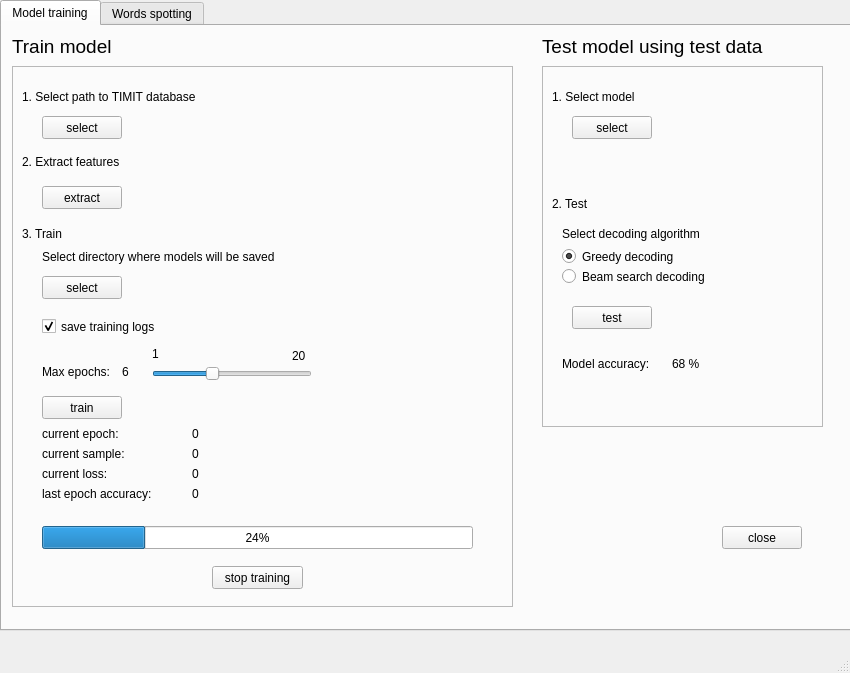
First picture: the form in app/views/main_window.ui, repository michaldudzisz/CTC-speech-recognition, before the edit.
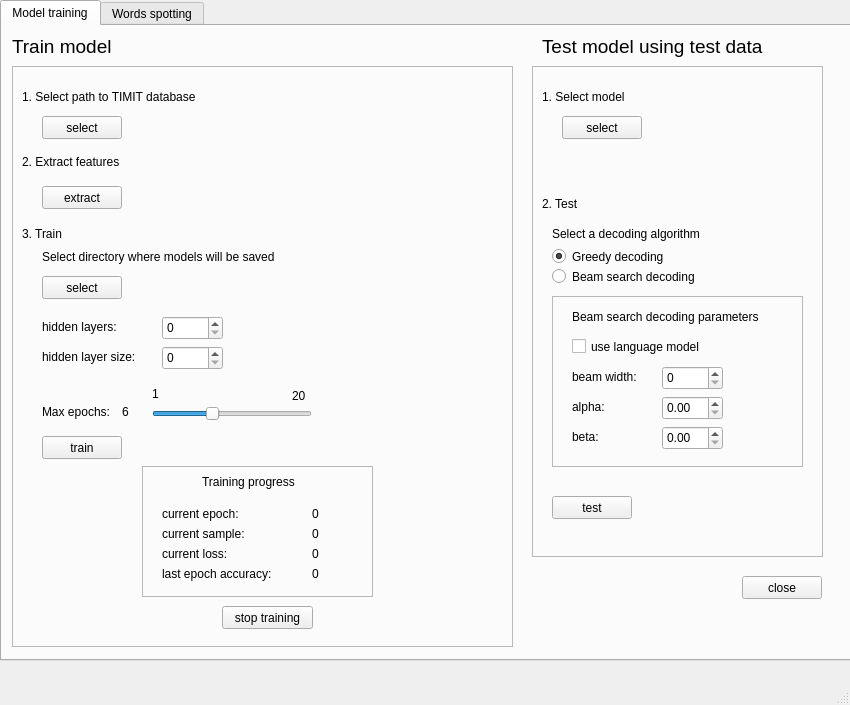
Second picture: the form after the edit. The open tabs and pages were chosen to show the change.

```diff
--- a/app/views/main_window.ui
+++ b/app/views/main_window.ui
@@ -7,7 +7,7 @@
     <x>0</x>
     <y>0</y>
     <width>850</width>
-    <height>673</height>
+    <height>705</height>
    </rect>
   </property>
   <property name="windowTitle">
@@ -29,9 +29,12 @@
       <x>0</x>
       <y>0</y>
       <width>851</width>
-      <height>631</height>
+      <height>661</height>
      </rect>
     </property>
+    <property name="autoFillBackground">
+     <bool>true</bool>
+    </property>
     <property name="currentIndex">
      <number>1</number>
     </property>
@@ -63,7 +66,7 @@
         <x>10</x>
         <y>40</y>
         <width>501</width>
-        <height>541</height>
+        <height>581</height>
        </rect>
       </property>
       <property name="frameShape">
@@ -141,7 +144,7 @@
        <property name="geometry">
         <rect>
          <x>30</x>
-         <y>330</y>
+         <y>370</y>
          <width>80</width>
          <height>23</height>
         </rect>
@@ -202,66 +205,11 @@
         <string/>
        </property>
       </widget>
-      <widget class="QCheckBox" name="checkBox">
-       <property name="geometry">
-        <rect>
-         <x>30</x>
-         <y>250</y>
-         <width>151</width>
-         <height>21</height>
-        </rect>
-       </property>
-       <property name="text">
-        <string>save training logs</string>
-       </property>
-       <property name="checked">
-        <bool>true</bool>
-       </property>
-      </widget>
-      <widget class="QLabel" name="label_11">
-       <property name="geometry">
-        <rect>
-         <x>30</x>
-         <y>360</y>
-         <width>111</width>
-         <height>16</height>
-        </rect>
-       </property>
-       <property name="text">
-        <string>current epoch:</string>
-       </property>
-      </widget>
-      <widget class="QLabel" name="label_12">
-       <property name="geometry">
-        <rect>
-         <x>30</x>
-         <y>380</y>
-         <width>121</width>
-         <height>16</height>
-        </rect>
-       </property>
-       <property name="text">
-        <string>current sample: </string>
-       </property>
-      </widget>
-      <widget class="QLabel" name="label_13">
-       <property name="geometry">
-        <rect>
-         <x>30</x>
-         <y>400</y>
-         <width>131</width>
-         <height>16</height>
-        </rect>
-       </property>
-       <property name="text">
-        <string>current loss: </string>
-       </property>
-      </widget>
       <widget class="QPushButton" name="stopTrainingButton">
        <property name="geometry">
         <rect>
-         <x>200</x>
-         <y>500</y>
+         <x>210</x>
+         <y>540</y>
          <width>91</width>
          <height>23</height>
         </rect>
@@ -270,24 +218,11 @@
         <string>stop training</string>
        </property>
       </widget>
-      <widget class="QProgressBar" name="progressBar">
-       <property name="geometry">
-        <rect>
-         <x>30</x>
-         <y>460</y>
-         <width>431</width>
-         <height>23</height>
-        </rect>
-       </property>
-       <property name="value">
-        <number>24</number>
-       </property>
-      </widget>
       <widget class="QSlider" name="maxEpochsSlider">
        <property name="geometry">
         <rect>
          <x>140</x>
-         <y>300</y>
+         <y>340</y>
          <width>160</width>
          <height>16</height>
         </rect>
@@ -315,7 +250,7 @@
        <property name="geometry">
         <rect>
          <x>30</x>
-         <y>296</y>
+         <y>336</y>
          <width>81</width>
          <height>20</height>
         </rect>
@@ -341,7 +276,7 @@
        <property name="geometry">
         <rect>
          <x>140</x>
-         <y>280</y>
+         <y>320</y>
          <width>21</width>
          <height>16</height>
         </rect>
@@ -354,7 +289,7 @@
        <property name="geometry">
         <rect>
          <x>280</x>
-         <y>280</y>
+         <y>320</y>
          <width>59</width>
          <height>20</height>
         </rect>
@@ -363,24 +298,11 @@
         <string>20</string>
        </property>
       </widget>
-      <widget class="QLabel" name="label_41">
-       <property name="geometry">
-        <rect>
-         <x>30</x>
-         <y>420</y>
-         <width>131</width>
-         <height>16</height>
-        </rect>
-       </property>
-       <property name="text">
-        <string>last epoch accuracy:  </string>
-       </property>
-      </widget>
       <widget class="QLabel" name="maxEpochsLabel">
        <property name="geometry">
         <rect>
          <x>110</x>
-         <y>296</y>
+         <y>336</y>
          <width>21</width>
          <height>20</height>
         </rect>
@@ -389,57 +311,187 @@
         <string>6</string>
        </property>
       </widget>
-      <widget class="QLabel" name="currentEpochLabel">
+      <widget class="QLabel" name="label_24">
        <property name="geometry">
         <rect>
-         <x>180</x>
-         <y>360</y>
-         <width>51</width>
-         <height>16</height>
+         <x>30</x>
+         <y>280</y>
+         <width>121</width>
+         <height>21</height>
         </rect>
        </property>
        <property name="text">
-        <string>0</string>
+        <string>hidden layer size:</string>
        </property>
       </widget>
-      <widget class="QLabel" name="currentSampleLabel">
+      <widget class="QLabel" name="label_25">
        <property name="geometry">
         <rect>
-         <x>180</x>
-         <y>380</y>
-         <width>51</width>
-         <height>16</height>
+         <x>30</x>
+         <y>250</y>
+         <width>91</width>
+         <height>21</height>
         </rect>
        </property>
        <property name="text">
-        <string>0</string>
+        <string>hidden layers:</string>
        </property>
       </widget>
-      <widget class="QLabel" name="lastEpochAccuracyLabel">
+      <widget class="QSpinBox" name="hiddenLayersSpin">
        <property name="geometry">
         <rect>
-         <x>180</x>
-         <y>420</y>
-         <width>51</width>
-         <height>16</height>
+         <x>150</x>
+         <y>250</y>
+         <width>61</width>
+         <height>24</height>
         </rect>
        </property>
-       <property name="text">
-        <string>0</string>
+      </widget>
+      <widget class="QSpinBox" name="hiddenLayerSizeSpin">
+       <property name="geometry">
+        <rect>
+         <x>150</x>
+         <y>280</y>
+         <width>61</width>
+         <height>24</height>
+        </rect>
        </property>
+       <property name="maximum">
+        <number>2048</number>
+       </property>
       </widget>
-      <widget class="QLabel" name="currentLossLabel">
+      <widget class="QFrame" name="frame_6">
        <property name="geometry">
         <rect>
-         <x>180</x>
+         <x>130</x>
          <y>400</y>
-         <width>51</width>
-         <height>16</height>
+         <width>231</width>
+         <height>131</height>
         </rect>
        </property>
-       <property name="text">
-        <string>0</string>
+       <property name="frameShape">
+        <enum>QFrame::StyledPanel</enum>
        </property>
+       <property name="frameShadow">
+        <enum>QFrame::Raised</enum>
+       </property>
+       <widget class="QLabel" name="currentLossLabel">
+        <property name="geometry">
+         <rect>
+          <x>170</x>
+          <y>80</y>
+          <width>51</width>
+          <height>16</height>
+         </rect>
+        </property>
+        <property name="text">
+         <string>0</string>
+        </property>
+       </widget>
+       <widget class="QLabel" name="label_12">
+        <property name="geometry">
+         <rect>
+          <x>20</x>
+          <y>60</y>
+          <width>121</width>
+          <height>16</height>
+         </rect>
+        </property>
+        <property name="text">
+         <string>current sample: </string>
+        </property>
+       </widget>
+       <widget class="QLabel" name="currentEpochLabel">
+        <property name="geometry">
+         <rect>
+          <x>170</x>
+          <y>40</y>
+          <width>51</width>
+          <height>16</height>
+         </rect>
+        </property>
+        <property name="text">
+         <string>0</string>
+        </property>
+       </widget>
+       <widget class="QLabel" name="currentSampleLabel">
+        <property name="geometry">
+         <rect>
+          <x>170</x>
+          <y>60</y>
+          <width>51</width>
+          <height>16</height>
+         </rect>
+        </property>
+        <property name="text">
+         <string>0</string>
+        </property>
+       </widget>
+       <widget class="QLabel" name="label_11">
+        <property name="geometry">
+         <rect>
+          <x>20</x>
+          <y>40</y>
+          <width>111</width>
+          <height>16</height>
+         </rect>
+        </property>
+        <property name="text">
+         <string>current epoch:</string>
+        </property>
+       </widget>
+       <widget class="QLabel" name="label_13">
+        <property name="geometry">
+         <rect>
+          <x>20</x>
+          <y>80</y>
+          <width>131</width>
+          <height>16</height>
+         </rect>
+        </property>
+        <property name="text">
+         <string>current loss: </string>
+        </property>
+       </widget>
+       <widget class="QLabel" name="label_41">
+        <property name="geometry">
+         <rect>
+          <x>20</x>
+          <y>100</y>
+          <width>131</width>
+          <height>16</height>
+         </rect>
+        </property>
+        <property name="text">
+         <string>last epoch accuracy:  </string>
+        </property>
+       </widget>
+       <widget class="QLabel" name="lastEpochAccuracyLabel">
+        <property name="geometry">
+         <rect>
+          <x>170</x>
+          <y>100</y>
+          <width>51</width>
+          <height>16</height>
+         </rect>
+        </property>
+        <property name="text">
+         <string>0</string>
+        </property>
+       </widget>
+       <widget class="QLabel" name="label_31">
+        <property name="geometry">
+         <rect>
+          <x>60</x>
+          <y>0</y>
+          <width>111</width>
+          <height>31</height>
+         </rect>
+        </property>
+        <property name="text">
+         <string>Training progress</string>
+        </property>
+       </widget>
       </widget>
      </widget>
      <widget class="QLabel" name="label_5">
@@ -463,10 +515,10 @@
      <widget class="QFrame" name="testingFrame">
       <property name="geometry">
        <rect>
-        <x>540</x>
+        <x>530</x>
         <y>40</y>
-        <width>281</width>
-        <height>361</height>
+        <width>291</width>
+        <height>491</height>
        </rect>
       </property>
       <property name="frameShape">
@@ -517,8 +569,8 @@
       <widget class="QPushButton" name="testButton">
        <property name="geometry">
         <rect>
-         <x>30</x>
-         <y>240</y>
+         <x>20</x>
+         <y>430</y>
          <width>80</width>
          <height>23</height>
         </rect>
@@ -527,7 +579,10 @@
         <string>test</string>
        </property>
       </widget>
-      <widget class="QRadioButton" name="radioButton">
+      <widget class="QRadioButton" name="greedyRadio">
+       <property name="enabled">
+        <bool>true</bool>
+       </property>
        <property name="geometry">
         <rect>
          <x>20</x>
@@ -553,10 +608,13 @@
         </rect>
        </property>
        <property name="text">
-        <string>Select decoding algorithm</string>
+        <string>Select a decoding algorithm</string>
        </property>
       </widget>
-      <widget class="QRadioButton" name="radioButton_2">
+      <widget class="QRadioButton" name="beamRadio">
+       <property name="enabled">
+        <bool>true</bool>
+       </property>
        <property name="geometry">
         <rect>
          <x>20</x>
@@ -568,6 +626,9 @@
        <property name="text">
         <string>Beam search decoding</string>
        </property>
+       <property name="checkable">
+        <bool>true</bool>
+       </property>
       </widget>
       <widget class="QLabel" name="testedModelLabel">
        <property name="geometry">
@@ -582,38 +643,129 @@
         <string/>
        </property>
       </widget>
-      <widget class="QLabel" name="label_43">
+      <widget class="QFrame" name="frame">
        <property name="geometry">
         <rect>
          <x>20</x>
-         <y>290</y>
-         <width>101</width>
-         <height>16</height>
+         <y>230</y>
+         <width>251</width>
+         <height>171</height>
         </rect>
        </property>
-       <property name="text">
-        <string>Model accuracy:</string>
+       <property name="frameShape">
+        <enum>QFrame::StyledPanel</enum>
        </property>
-      </widget>
-      <widget class="QLabel" name="label_38">
-       <property name="geometry">
-        <rect>
-         <x>130</x>
-         <y>290</y>
-         <width>31</width>
-         <height>16</height>
-        </rect>
+       <property name="frameShadow">
+        <enum>QFrame::Raised</enum>
        </property>
-       <property name="text">
-        <string>68 %</string>
-       </property>
+       <widget class="QCheckBox" name="useLanguageModelCheckbox">
+        <property name="geometry">
+         <rect>
+          <x>20</x>
+          <y>40</y>
+          <width>181</width>
+          <height>21</height>
+         </rect>
+        </property>
+        <property name="text">
+         <string>use language model</string>
+        </property>
+       </widget>
+       <widget class="QLabel" name="label_21">
+        <property name="geometry">
+         <rect>
+          <x>20</x>
+          <y>100</y>
+          <width>41</width>
+          <height>21</height>
+         </rect>
+        </property>
+        <property name="text">
+         <string>alpha:</string>
+        </property>
+       </widget>
+       <widget class="QLabel" name="label_22">
+        <property name="geometry">
+         <rect>
+          <x>20</x>
+          <y>130</y>
+          <width>41</width>
+          <height>21</height>
+         </rect>
+        </property>
+        <property name="text">
+         <string>beta:</string>
+        </property>
+       </widget>
+       <widget class="QLabel" name="label_23">
+        <property name="geometry">
+         <rect>
+          <x>20</x>
+          <y>70</y>
+          <width>91</width>
+          <height>21</height>
+         </rect>
+        </property>
+        <property name="text">
+         <string>beam width:</string>
+        </property>
+       </widget>
+       <widget class="QSpinBox" name="BWSpin">
+        <property name="geometry">
+         <rect>
+          <x>110</x>
+          <y>70</y>
+          <width>61</width>
+          <height>24</height>
+         </rect>
+        </property>
+        <property name="maximum">
+         <number>10000</number>
+        </property>
+       </widget>
+       <widget class="QLabel" name="label_26">
+        <property name="enabled">
+         <bool>true</bool>
+        </property>
+        <property name="geometry">
+         <rect>
+          <x>20</x>
+          <y>10</y>
+          <width>221</width>
+          <height>21</height>
+         </rect>
+        </property>
+        <property name="text">
+         <string>Beam search decoding parameters</string>
+        </property>
+       </widget>
+       <widget class="QDoubleSpinBox" name="alphaSpin">
+        <property name="geometry">
+         <rect>
+          <x>110</x>
+          <y>100</y>
+          <width>61</width>
+          <height>24</height>
+         </rect>
+        </property>
+       </widget>
+       <widget class="QDoubleSpinBox" name="betaSpin">
+        <property name="geometry">
+         <rect>
+          <x>110</x>
+          <y>130</y>
+          <width>61</width>
+          <height>24</height>
+         </rect>
+        </property>
+       </widget>
       </widget>
      </widget>
      <widget class="QPushButton" name="closeButton">
       <property name="geometry">
        <rect>
-        <x>720</x>
-        <y>500</y>
+        <x>740</x>
+        <y>550</y>
         <width>80</width>
         <height>23</height>
        </rect>
```
Left out of the diff: 167 changed lines with no effect on the pictures.
